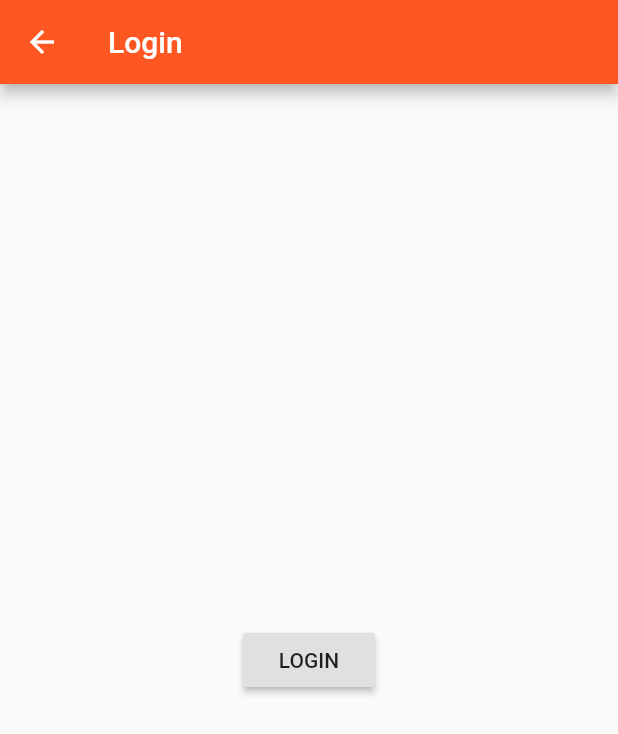
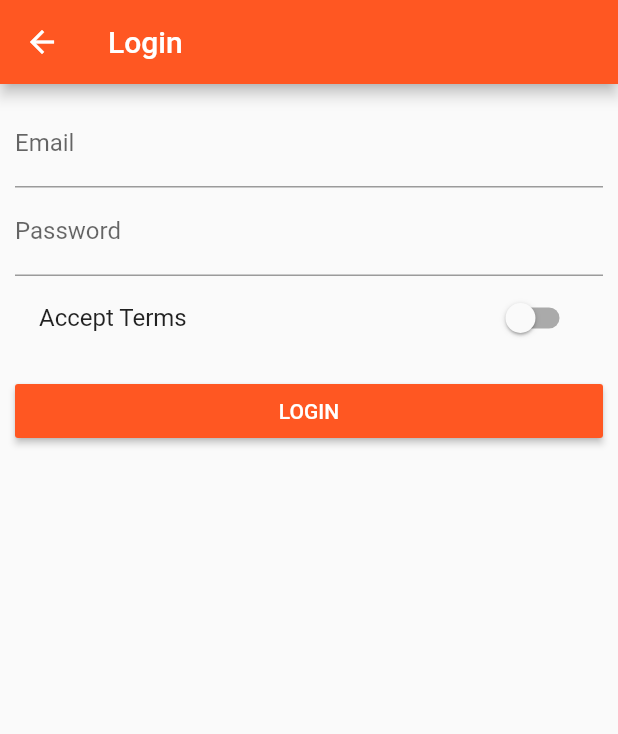
Before and after one commit to arteki65/flutter_learning, a Flutter app: the AuthPage screen opened directly, on a phone screen of 412 x 824 dp. Shown: the top 734 px of the screen. Run offline on Flutter 3.47's test engine with Material 2 defaults, Android fonts, the phone set to English and light mode, and no system bars.

Commit message:
after lecture 98

```diff
--- a/lib/pages/auth.dart
+++ b/lib/pages/auth.dart
@@ -1,20 +1,68 @@
 import 'package:flutter/material.dart';
 
-import './products.dart';
+class AuthPage extends StatefulWidget {
+  @override
+  State<StatefulWidget> createState() {
+    return _AuthPageState();
+  }
+}
 
-class AuthPage extends StatelessWidget {
+class _AuthPageState extends State<AuthPage> {
+  String _email;
+  String _password;
+  bool _acceptTerms = false;
+
   @override
   Widget build(BuildContext context) {
     return Scaffold(
       appBar: AppBar(
         title: Text('Login'),
       ),
-      body: Center(
-        child: RaisedButton(
-          child: Text('LOGIN'),
-          onPressed: () {
-            Navigator.pushReplacementNamed(context, '/');
-          },
+      body: Container(
+        margin: EdgeInsets.all(10.0),
+        child: ListView(
+          children: <Widget>[
+            TextField(
+              decoration: InputDecoration(labelText: 'Email'),
+              keyboardType: TextInputType.emailAddress,
+              onChanged: (String value) {
+                setState(() {
+                  _email = value;
+                });
+              },
+            ),
+            TextField(
+              decoration: InputDecoration(labelText: 'Password'),
+              keyboardType: TextInputType.text,
+              obscureText: true,
+              onChanged: (String value) {
+                setState(() {
+                  _password = value;
+                });
+              },
+            ),
+            SwitchListTile(
+              title: Text('Accept Terms'),
+              value: _acceptTerms,
+              onChanged: (bool value) {
+                setState(() {
+                  _acceptTerms = value;
+                });
+              },
+            ),
+            SizedBox(
+              height: 10.0,
+            ),
+            RaisedButton(
+              child: Text('LOGIN'),
+              color: Theme.of(context).primaryColor,
+              textColor: Colors.white,
+              onPressed: () {
+                print('Email: $_email; Password: $_password');
+                Navigator.pushReplacementNamed(context, '/products');
+              },
+            ),
+          ],
         ),
       ),
     );
--- a/lib/pages/products_admin.dart
+++ b/lib/pages/products_admin.dart
@@ -23,7 +23,7 @@ class ProductsAdminPage extends StatelessWidget {
               ListTile(
                 title: Text('Products'),
                 onTap: () {
-                  Navigator.pushReplacementNamed(context, '/');
+                  Navigator.pushReplacementNamed(context, '/products');
                 },
               ),
             ],
```
Also changed, not shown: lib/main.dart (+7 -5 lines), lib/pages/product_create.dart (+15 -9 lines).
